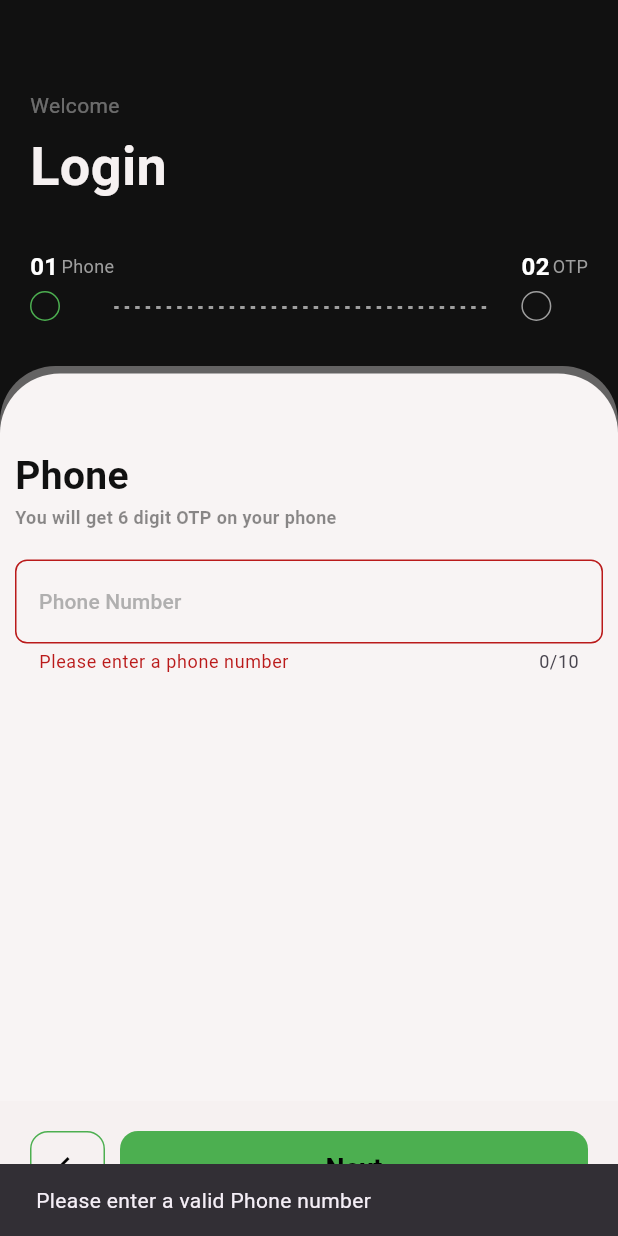
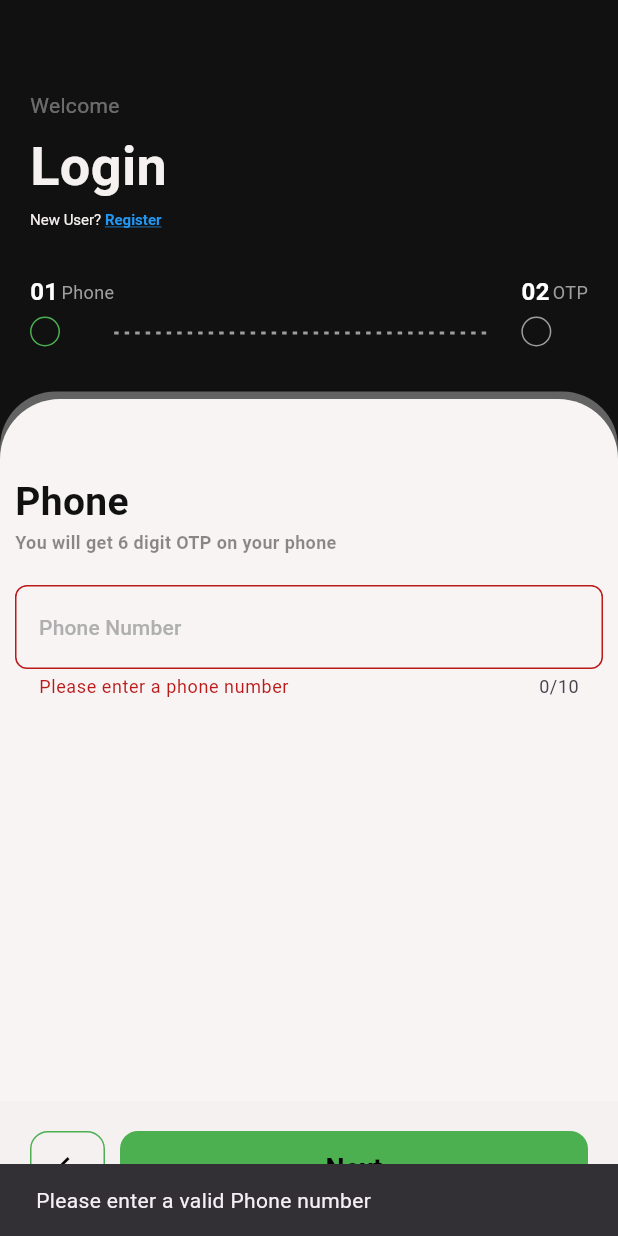
Before and after one commit to Barabari-Project/Raithan-ServiceApp, a Flutter app: the LoginScreen screen opened directly, after a tap on "Next", on a phone screen of 412 x 824 dp. Run offline on Flutter 3.47's test engine with Material 3 defaults, Android fonts, the phone set to English and light mode, and no system bars; drawn by our look-alikes of dotted_line; our stand-ins replace google_fonts, image_picker, loading_animation_widget, pinput, shared_preferences; accounts and stored records are empty.

Commit message:
Onboading Screen

```diff
--- a/lib/Onboarding/Presentation/Pages/otpPage.dart
+++ b/lib/Onboarding/Presentation/Pages/otpPage.dart
@@ -148,6 +148,7 @@ class _OtpPageState extends State<OtpPage> {
                                 .registerMobileNumber(
                               widget.phone,
                               "/raithan/api/service-providers/onboard/user/mobile",
+                              false,
                             );
                             ScaffoldMessenger.of(context).showSnackBar(
                               SnackBar(
--- a/lib/Onboarding/Presentation/login.dart
+++ b/lib/Onboarding/Presentation/login.dart
@@ -1,10 +1,12 @@
 import 'package:dotted_line/dotted_line.dart';
+import 'package:flutter/gestures.dart';
 import 'package:flutter/material.dart';
 import 'package:flutter/services.dart';
 import 'package:loading_animation_widget/loading_animation_widget.dart';
 import 'package:raithan_serviceapp/Onboarding/Data/Repository/onboarding_repository.dart';
 import 'package:raithan_serviceapp/Onboarding/Presentation/Pages/otpPage.dart';
 import 'package:raithan_serviceapp/Onboarding/Presentation/Pages/phonePage.dart';
+import 'package:raithan_serviceapp/Onboarding/Presentation/registration.dart';
 import 'package:raithan_serviceapp/Utils/app_style.dart';
 import 'package:raithan_serviceapp/home.dart';
 
@@ -47,6 +49,7 @@ class _LoginScreenState extends State<LoginScreen> {
         final response = await _onboardingRepository.registerMobileNumber(
           _phoneController.text,
           "/raithan/api/service-providers/login",
+          true,
         );
 
         ScaffoldMessenger.of(context).showSnackBar(
@@ -57,10 +60,20 @@ class _LoginScreenState extends State<LoginScreen> {
           currentPhase = 1;
         });
       } catch (e) {
-        ScaffoldMessenger.of(context).showSnackBar(
-          const SnackBar(
-              content: Text("Something went wrong. Please Try Again.")),
-        );
+        if (e.toString() == "Exception: new") {
+          Navigator.pushReplacement(
+            context,
+            MaterialPageRoute(
+                builder: (context) => Registration(
+                      phone: _phoneController.text,
+                    )),
+          );
+        } else {
+          ScaffoldMessenger.of(context).showSnackBar(
+            const SnackBar(
+                content: Text("Something went wrong. Please Try Again.")),
+          );
+        }
       } finally {
         _hideLoading();
       }
@@ -136,6 +149,37 @@ class _LoginScreenState extends State<LoginScreen> {
                         fontSize: 36,
                       ),
                     ),
+                    const SizedBox(height: 5),
+                    RichText(
+                      text: TextSpan(
+                        text: 'New User? ',
+                        style: robotoNormal.copyWith(
+                          color: white,
+                          fontSize: 10,
+                        ),
+                        children: [
+                          TextSpan(
+                            text: 'Register',
+                            style: robotoBold.copyWith(
+                              color: Colors.blue, // Different color for "Login"
+                              fontSize: 10,
+                              decoration: TextDecoration
+                                  .underline, // Underline for emphasis
+                            ),
+                            recognizer: TapGestureRecognizer()
+                              ..onTap = () {
+                                Navigator.pushReplacement(
+                                  context,
+                                  MaterialPageRoute(
+                                      builder: (context) =>
+                                          const Registration()),
+                                );
+                              },
+                          ),
+                        ],
+                      ),
+                    ),
+
                     const SizedBox(height: 30),
                     // Stepper Section
                     Row(
```
Also changed, not shown: lib/Onboarding/Data/Repository/onboarding_repository.dart (+7 -1 lines), lib/Onboarding/Presentation/Pages/personalDetailsPage.dart (+7 -12 lines), lib/Onboarding/Presentation/registration.dart (+33 -8 lines).
